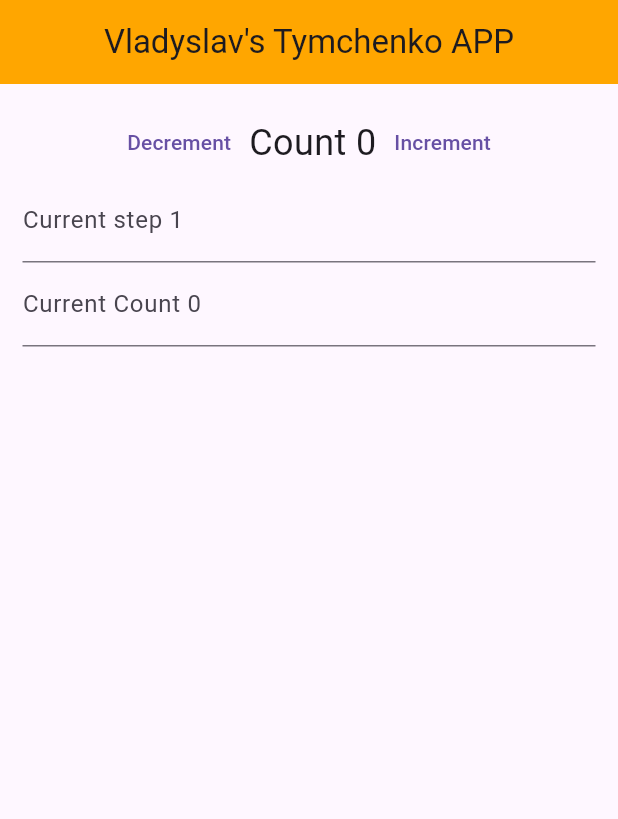
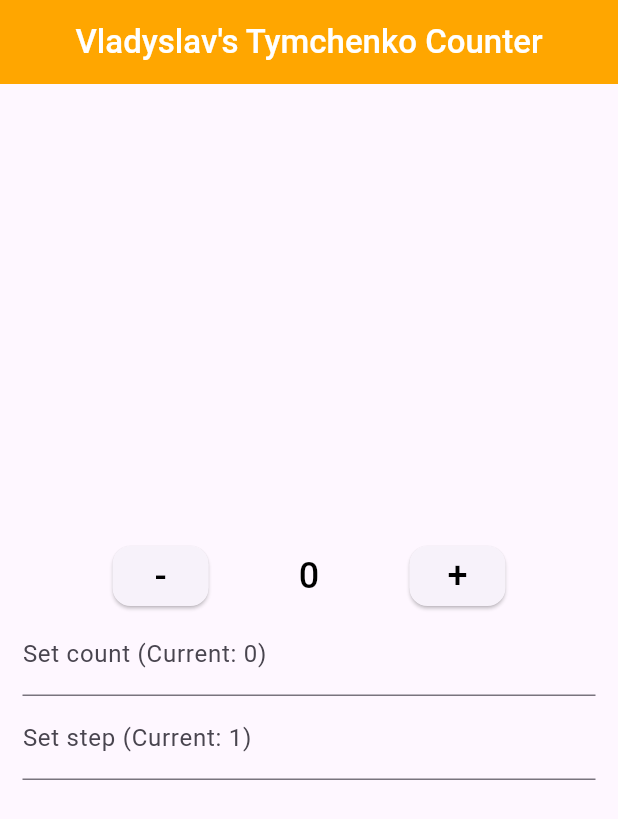
Before and after one commit to whatislove23/flutter, a Flutter app: the screen it shows after launch, on a phone screen of 412 x 824 dp. Shown: the top 819 px of the screen. Run offline on Flutter 3.47's test engine with Material 3 defaults, Android fonts, the light colour scheme and no system bars.

Commit message:
before calculator

```diff
--- /dev/null
+++ b/lib/calculator.dart
@@ -0,0 +1,18 @@
+export "calculator.dart";
+
+class Calculator {
+  num _result;
+  late int _firstValue, _secondValue;
+  String _curentOperation;
+  Calculator({num initialResult = 0, String initialOperation = ""})
+      : _result = initialResult,
+        _curentOperation = initialOperation;
+  set operation(String operation) => _curentOperation = operation;
+  set firstValue(int number) => _firstValue = number;
+  set secondValue(int number) => _secondValue = number;
+  int get firstValue => _firstValue;
+  int get secondValue => _firstValue;
+  num get result => _result;
+  String get operation => _curentOperation;
+  void calculate() {}
+}
--- a/lib/counter.dart
+++ b/lib/counter.dart
@@ -1,40 +1,23 @@
 export 'counter.dart';
 
 class Counter {
-  int _step = 1;
-  int _result;
-  Counter({int initialValue = 0}) : _result = initialValue;
+  int _step; //private field
+  int _result; //private field
+  //Constructor && named parametrs
+  Counter({int result = 0, int step = 1})
+      : _result = result,
+        _step = step;
   void increment() {
     _result += _step;
   }
+
   void decrement() {
     _result -= _step;
   }
+
+  // getters && setters
   set step(int newStep) => _step = newStep;
   set result(int newResult) => _result = newResult;
   int get currentStep => _step;
   int get currentResult => _result;
 }
-
-void main() {
-  Counter counter = Counter(initialValue: 5);
-  int result = counter.currentResult;
-  print('initial value $result ');
-  counter.increment();
-  counter.increment();
-  counter.increment();
-  counter.increment();
-  result = counter.currentResult;
-  print('initial value  after increment $result ');
-  counter.decrement();
-  counter.decrement();
-  counter.decrement();
-  counter.decrement();
-  result = counter.currentResult;
-  print('initial value  after decrement $result ');
-  print('Current step ${counter.currentStep} ');
-  counter.step = 5;
-  print('Current step ${counter.currentStep} ');
-  counter.result = 25;
-  print('Current counter value ${counter.currentResult} ');
-}
--- a/lib/main.dart
+++ b/lib/main.dart
@@ -14,7 +14,7 @@ class MainApp extends StatefulWidget {
 class MainAppState extends State<MainApp> {
   int step = 1;
   int res = 0;
-  final counter = Counter();
+  final counter = Counter(step: 1, result: 23);
   void increment() {
     counter.increment();
     setState(() {
@@ -48,37 +48,79 @@ class MainAppState extends State<MainApp> {
     return MaterialApp(
         home: Scaffold(
             appBar: AppBar(
-              title: const Text("Vladyslav's Tymchenko APP"),
+              title: const Text(
+                "Vladyslav's Tymchenko Counter",
+                style: TextStyle(
+                    color: Color.fromARGB(255, 255, 255, 255),
+                    fontWeight: FontWeight.w500),
+              ),
               backgroundColor: const Color.fromARGB(255, 255, 166, 0),
               centerTitle: true,
             ),
-            body: Column(children: <Widget>[
+            body: Column(
+              mainAxisAlignment: MainAxisAlignment.center,
+              children: [
                 Padding(
-                  padding: const EdgeInsets.all(15.0),
-                  child: Wrap(alignment: WrapAlignment.center, children: [
-                    Row(mainAxisAlignment: MainAxisAlignment.center, children: [
-                      TextButton(
-                          onPressed: decrement, child: const Text("Decrement")),
+                    padding: const EdgeInsets.all(15),
+                    child: Wrap(
+                      alignment: WrapAlignment.center,
+                      children: [
+                        Row(
+                          mainAxisAlignment: MainAxisAlignment.spaceEvenly,
+                          children: [
+                            ElevatedButton(
+                                onPressed: decrement,
+                                style: ElevatedButton.styleFrom(
+                                  shape: RoundedRectangleBorder(
+                                    borderRadius: BorderRadius.circular(12),
+                                  ),
+                                ),
+                                child: const Text(
+                                  '-',
+                                  style: TextStyle(
+                                      fontSize: 24,
+                                      fontWeight: FontWeight.w500,
+                                      color: Colors.black),
+                                )),
                             Text(
-                        "Count $res",
-                        style: const TextStyle(fontSize: 24),
+                              '$res',
+                              style: const TextStyle(
+                                  fontSize: 24,
+                                  fontWeight: FontWeight.w500,
+                                  color: Colors.black),
                             ),
-                      TextButton(
-                          onPressed: increment, child: const Text("Increment")),
-                    ]),
-                    TextField(
-                      onSubmitted: setStep,
-                      keyboardType: TextInputType.number,
-                      decoration:
-                          InputDecoration(labelText: "Current step $step"),
+                            ElevatedButton(
+                                onPressed: increment,
+                                style: ElevatedButton.styleFrom(
+                                  shape: RoundedRectangleBorder(
+                                    borderRadius: BorderRadius.circular(12),
+                                  ),
+                                ),
+                                child: const Text(
+                                  '+',
+                                  style: TextStyle(
+                                      fontSize: 24,
+                                      fontWeight: FontWeight.w500,
+                                      color: Colors.black),
+                                )),
+                          ],
                         ),
                         TextField(
                           onSubmitted: setCounter,
                           keyboardType: TextInputType.number,
-                      decoration:
-                          InputDecoration(labelText: "Current Count $res"),
+                          decoration: InputDecoration(
+                              labelText: "Set count (Current: $res)"),
                         ),
-                  ]))
-            ])));
+                        TextField(
+                            onSubmitted: setStep,
+                            keyboardType: TextInputType.number,
+                            decoration: InputDecoration(
+                              labelText: "Set step (Current: $step)",
+                              fillColor: Colors.white,
+                            ))
+                      ],
+                    ))
+              ],
+            )));
   }
 }
```
Lines whose indentation alone changed are shown as unchanged.
